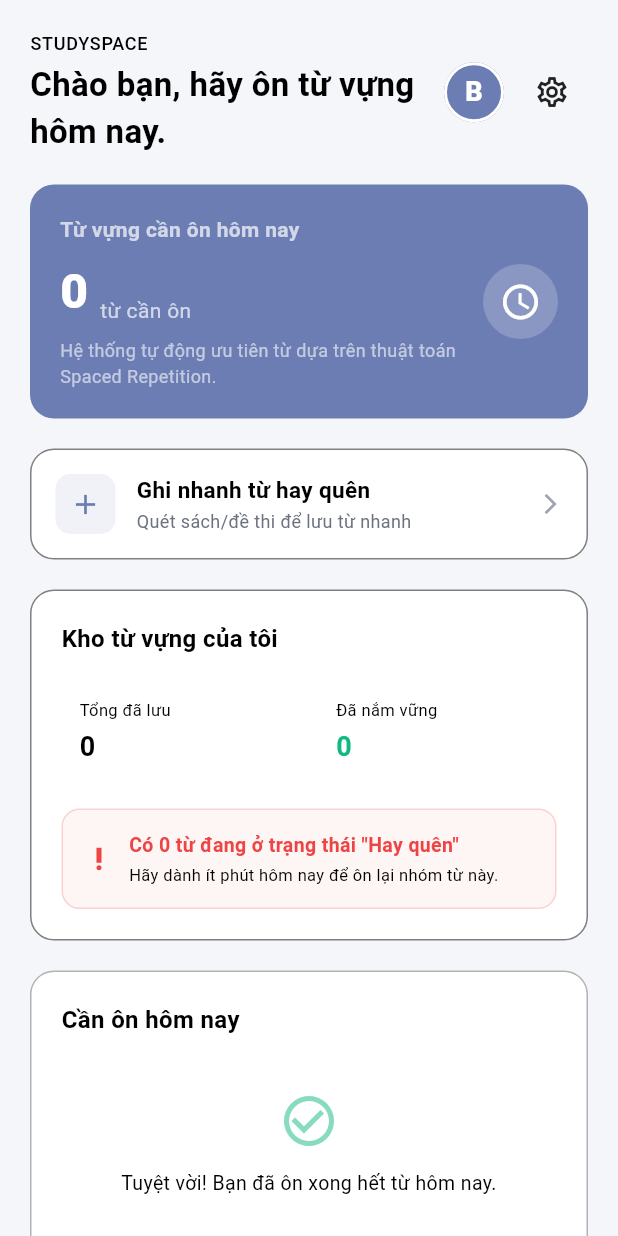
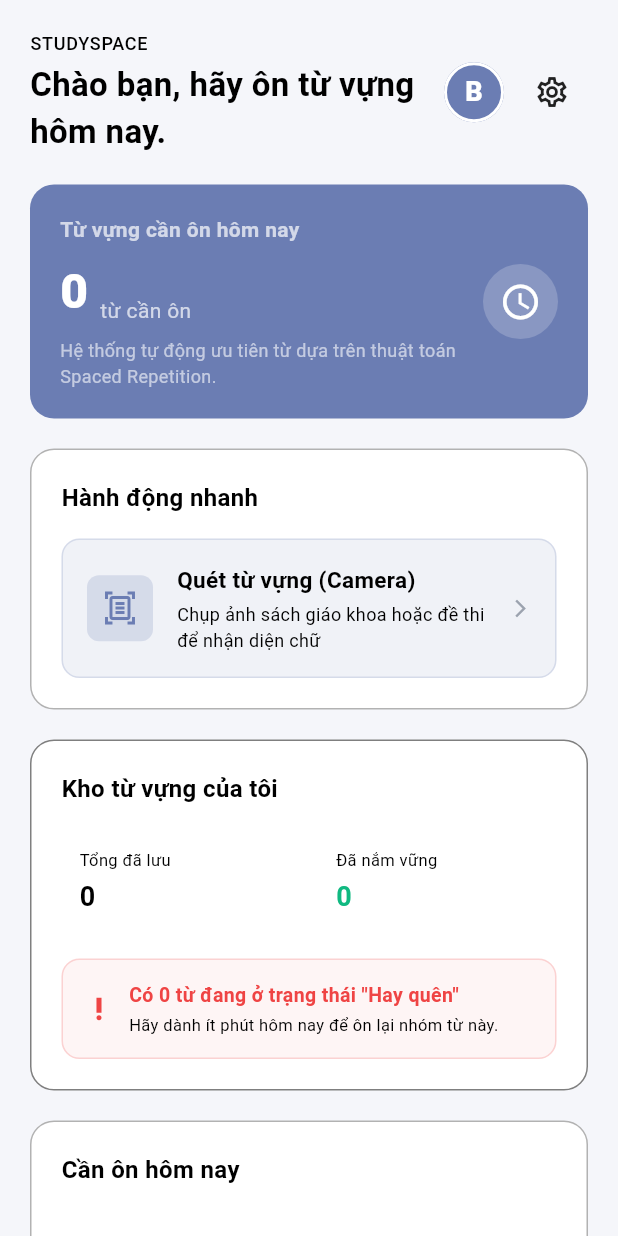
Before and after one commit to HieuTrung0937/AppHocTiengAnh, a Flutter app: the HomeScreen screen opened directly with empty values, on a phone screen of 412 x 824 dp. Run offline on Flutter 3.47's test engine with Material 3 defaults, Android fonts, the phone set to English and light mode, and no system bars; our stand-ins replace camera, flutter_local_notifications, flutter_tts, shared_preferences, timezone; missing offline and left inert: google_mlkit_text_recognition; accounts and stored records are empty.

Commit message:
MVP version 1 final

```diff
--- a/lib/features/home/components/quick_actions.dart
+++ b/lib/features/home/components/quick_actions.dart
@@ -1,3 +1,4 @@
+import 'package:flutter/foundation.dart' show kIsWeb;
 import 'package:flutter/material.dart';
 import 'package:app_hoc_tieng_anh/shared/theme/app_theme.dart';
 import 'package:app_hoc_tieng_anh/features/scanner/scanner_screen.dart';
@@ -7,8 +8,95 @@ class QuickActions extends StatelessWidget {
 
   @override
   Widget build(BuildContext context) {
-    final colorScheme = Theme.of(context).colorScheme;
-    final isDark = Theme.of(context).brightness == Brightness.dark;
+    return Container(
+      padding: const EdgeInsets.all(20),
+      decoration: BoxDecoration(
+        color: Theme.of(context).cardColor,
+        borderRadius: BorderRadius.circular(16),
+        border: Border.all(color: Theme.of(context).colorScheme.outlineVariant.withOpacity(0.3)),
+      ),
+      child: Column(
+        crossAxisAlignment: CrossAxisAlignment.start,
+        children: [
+          Text(
+            'Hành động nhanh',
+            style: TextStyle(
+              fontSize: 16,
+              fontWeight: FontWeight.w600,
+              color: Theme.of(context).textTheme.bodyLarge?.color ?? AppColors.textPrimary,
+            ),
+          ),
+          const SizedBox(height: 16),
+
+          // ✅ LOGIC CHIA TÁCH WEB / NATIVE
+          if (kIsWeb) ...[
+            _buildWebAction(context),
+          ] else ...[
+            _buildNativeAction(context),
+          ],
+        ],
+      ),
+    );
+  }
+
+  /// Giao diện cho Web PWA: Nhập nhanh / Dán văn bản
+  Widget _buildWebAction(BuildContext context) {
+    final textSecondary = Theme.of(context).textTheme.bodySmall?.color ?? AppColors.textSecondary;
+
+    return GestureDetector(
+      onTap: () {
+        ScaffoldMessenger.of(context).showSnackBar(
+          const SnackBar(content: Text('Tính năng dán văn bản thông minh đang được phát triển')),
+        );
+      },
+      child: Container(
+        padding: const EdgeInsets.all(16),
+        decoration: BoxDecoration(
+          color: AppColors.primary.withOpacity(0.1),
+          borderRadius: BorderRadius.circular(12),
+          border: Border.all(color: AppColors.primary.withOpacity(0.2)),
+        ),
+        child: Row(
+          children: [
+            Container(
+              padding: const EdgeInsets.all(10),
+              decoration: BoxDecoration(
+                color: AppColors.primary.withOpacity(0.2),
+                borderRadius: BorderRadius.circular(8),
+              ),
+              child: const Icon(Icons.paste_outlined, color: AppColors.primary, size: 24),
+            ),
+            const SizedBox(width: 16),
+            Expanded(
+              child: Column(
+                crossAxisAlignment: CrossAxisAlignment.start,
+                children: [
+                  Text(
+                    'Nhập nhanh / Dán văn bản',
+                    style: TextStyle(
+                      fontSize: 15,
+                      fontWeight: FontWeight.w600,
+                      color: Theme.of(context).textTheme.bodyLarge?.color ?? AppColors.textPrimary,
+                    ),
+                  ),
+                  const SizedBox(height: 4),
+                  Text(
+                    'Dán đoạn văn bản tiếng Anh để trích xuất từ vựng',
+                    style: TextStyle(fontSize: 12, color: textSecondary),
+                  ),
+                ],
+              ),
+            ),
+            const Icon(Icons.arrow_forward_ios, size: 14, color: AppColors.textHint),
+          ],
+        ),
+      ),
+    );
+  }
+
+  /// Giao diện cho Native Mobile: Quét từ vựng bằng Camera OCR
+  Widget _buildNativeAction(BuildContext context) {
+    final textSecondary = Theme.of(context).textTheme.bodySmall?.color ?? AppColors.textSecondary;
 
     return GestureDetector(
       onTap: () {
@@ -20,39 +108,42 @@ class QuickActions extends StatelessWidget {
       child: Container(
         padding: const EdgeInsets.all(16),
         decoration: BoxDecoration(
-          color: colorScheme.surface,
-          borderRadius: BorderRadius.circular(16),
-          border: Border.all(color: colorScheme.outlineVariant.withOpacity(0.5)),
+          color: AppColors.primary.withOpacity(0.1),
+          borderRadius: BorderRadius.circular(12),
+          border: Border.all(color: AppColors.primary.withOpacity(0.2)),
         ),
         child: Row(
           children: [
             Container(
-              width: 40,
-              height: 40,
+              padding: const EdgeInsets.all(10),
               decoration: BoxDecoration(
-                color: AppColors.primary.withOpacity(isDark ? 0.2 : 0.1),
-                borderRadius: BorderRadius.circular(10),
+                color: AppColors.primary.withOpacity(0.2),
+                borderRadius: BorderRadius.circular(8),
               ),
-              child: const Icon(Icons.add, color: AppColors.primary, size: 22),
+              child: const Icon(Icons.document_scanner_outlined, color: AppColors.primary, size: 24),
             ),
-            const SizedBox(width: 14),
-            const Expanded(
+            const SizedBox(width: 16),
+            Expanded(
               child: Column(
                 crossAxisAlignment: CrossAxisAlignment.start,
                 children: [
                   Text(
-                    'Ghi nhanh từ hay quên',
-                    style: TextStyle(fontSize: 15, fontWeight: FontWeight.w600),
+                    'Quét từ vựng (Camera)',
+                    style: TextStyle(
+                      fontSize: 15,
+                      fontWeight: FontWeight.w600,
+                      color: Theme.of(context).textTheme.bodyLarge?.color ?? AppColors.textPrimary,
+                    ),
                   ),
-                  SizedBox(height: 2),
+                  const SizedBox(height: 4),
                   Text(
-                    'Quét sách/đề thi để lưu từ nhanh',
-                    style: TextStyle(fontSize: 12, color: AppColors.textSecondary),
+                    'Chụp ảnh sách giáo khoa hoặc đề thi để nhận diện chữ',
+                    style: TextStyle(fontSize: 12, color: textSecondary),
                   ),
                 ],
               ),
             ),
-            const Icon(Icons.arrow_forward_ios, size: 16, color: AppColors.textHint),
+            const Icon(Icons.arrow_forward_ios, size: 14, color: AppColors.textHint),
           ],
         ),
       ),
```
